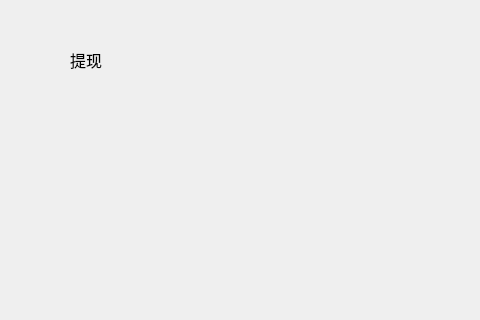
Above: withdrawpage/WithdrawPage.ui from HcashOrg/hx-indicator before the change; both pictures show x 0 to 480 and y 0 to 320 of the 770 by 530 pixel window. Below: the same form after it.
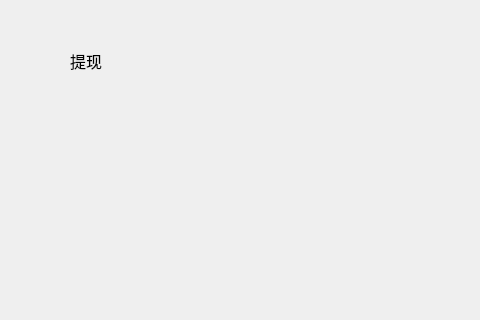
That is the form after the change.

```diff
--- a/withdrawpage/WithdrawPage.ui
+++ b/withdrawpage/WithdrawPage.ui
@@ -19,7 +19,7 @@
      <x>70</x>
      <y>50</y>
      <width>80</width>
-     <height>20</height>
+     <height>22</height>
     </rect>
    </property>
    <property name="font">
```
